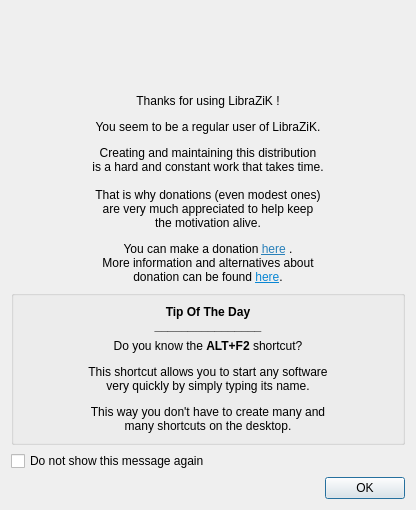
First picture: the form in resources/ui/donate.ui, repository LibraZiK/lzk_donate_tip, before the edit.
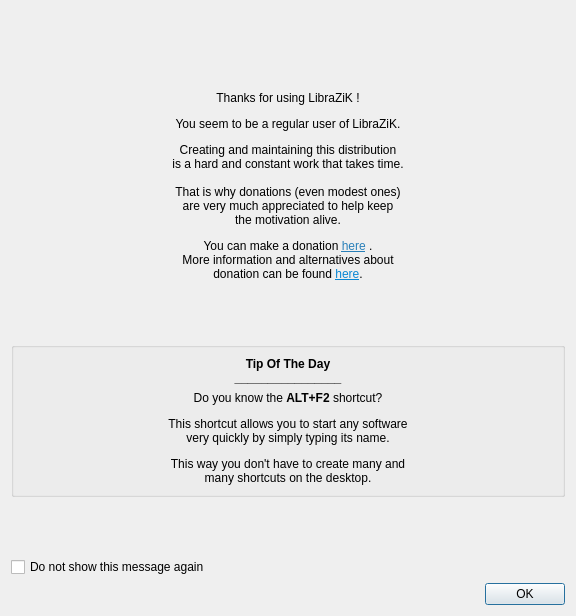
Second picture: the form after the edit. Icons and pictures are not drawn.

```diff
--- a/resources/ui/donate.ui
+++ b/resources/ui/donate.ui
@@ -6,8 +6,8 @@
    <rect>
     <x>0</x>
     <y>0</y>
-    <width>416</width>
-    <height>510</height>
+    <width>576</width>
+    <height>616</height>
    </rect>
   </property>
   <property name="windowTitle">
@@ -16,6 +16,43 @@
   <layout class="QVBoxLayout" name="verticalLayout_2">
    <item>
     <layout class="QVBoxLayout" name="verticalLayout">
+     <item>
+      <layout class="QHBoxLayout" name="horizontalLayout">
+       <item>
+        <spacer name="horizontalSpacer">
+         <property name="orientation">
+          <enum>Qt::Horizontal</enum>
+         </property>
+         <property name="sizeHint" stdset="0">
+          <size>
+           <width>40</width>
+           <height>20</height>
+          </size>
+         </property>
+        </spacer>
+       </item>
+       <item>
+        <widget class="QLabel" name="labelLogo">
+         <property name="text">
+          <string>&lt;html&gt;&lt;head/&gt;&lt;body&gt;&lt;p&gt;&lt;img src=&quot;:/logo-LZK3.svg&quot;/&gt;&lt;/p&gt;&lt;/body&gt;&lt;/html&gt;</string>
+         </property>
+        </widget>
+       </item>
+       <item>
+        <spacer name="horizontalSpacer_2">
+         <property name="orientation">
+          <enum>Qt::Horizontal</enum>
+         </property>
+         <property name="sizeHint" stdset="0">
+          <size>
+           <width>40</width>
+           <height>20</height>
+          </size>
+         </property>
+        </spacer>
+       </item>
+      </layout>
+     </item>
      <item>
       <spacer name="verticalSpacer">
        <property name="orientation">
@@ -40,11 +77,27 @@
        <property name="text">
         <string>&lt;html&gt;&lt;head/&gt;&lt;body&gt;&lt;p align=&quot;center&quot;&gt;Thanks for using LibraZiK !&lt;/p&gt;&lt;p align=&quot;center&quot;&gt;You seem to be a regular user of LibraZiK.&lt;/p&gt;&lt;p align=&quot;center&quot;&gt;Creating and maintaining this distribution&lt;br/&gt;is a hard and constant work that takes time.&lt;br/&gt;&lt;br/&gt;That is why donations (even modest ones)&lt;br/&gt;are very much appreciated to help keep&lt;br/&gt;the motivation alive.&lt;/p&gt;&lt;p align=&quot;center&quot;&gt;You can make a donation &lt;a href=&quot;https://liberapay.com/LibraZiK/donate&quot;&gt;&lt;span style=&quot; text-decoration: underline; color:#2980b9;&quot;&gt;here&lt;/span&gt;&lt;/a&gt; .&lt;br/&gt;More information and alternatives about&lt;br/&gt;donation can be found &lt;a href=&quot;https://librazik.tuxfamily.org/base-site-LZK/english.php#donation&quot;&gt;&lt;span style=&quot; text-decoration: underline; color:#0986d3;&quot;&gt;here&lt;/span&gt;&lt;/a&gt;.&lt;/p&gt;&lt;/body&gt;&lt;/html&gt;</string>
        </property>
+       <property name="wordWrap">
+        <bool>true</bool>
+       </property>
        <property name="openExternalLinks">
         <bool>true</bool>
        </property>
       </widget>
      </item>
+     <item>
+      <spacer name="verticalSpacer_2">
+       <property name="orientation">
+        <enum>Qt::Vertical</enum>
+       </property>
+       <property name="sizeHint" stdset="0">
+        <size>
+         <width>20</width>
+         <height>40</height>
+        </size>
+       </property>
+      </spacer>
+     </item>
      <item>
       <widget class="QGroupBox" name="groupBox">
        <property name="title">
@@ -71,6 +124,9 @@
             <property name="alignment">
              <set>Qt::AlignCenter</set>
             </property>
+            <property name="wordWrap">
+             <bool>true</bool>
+            </property>
             <property name="openExternalLinks">
              <bool>true</bool>
             </property>
@@ -81,6 +137,19 @@
        </layout>
       </widget>
      </item>
+     <item>
+      <spacer name="verticalSpacer_3">
+       <property name="orientation">
+        <enum>Qt::Vertical</enum>
+       </property>
+       <property name="sizeHint" stdset="0">
+        <size>
+         <width>20</width>
+         <height>40</height>
+        </size>
+       </property>
+      </spacer>
+     </item>
      <item>
       <widget class="QCheckBox" name="checkBox">
        <property name="text">
```
Left out of the diff: 4 changed lines with no effect on the pictures.
